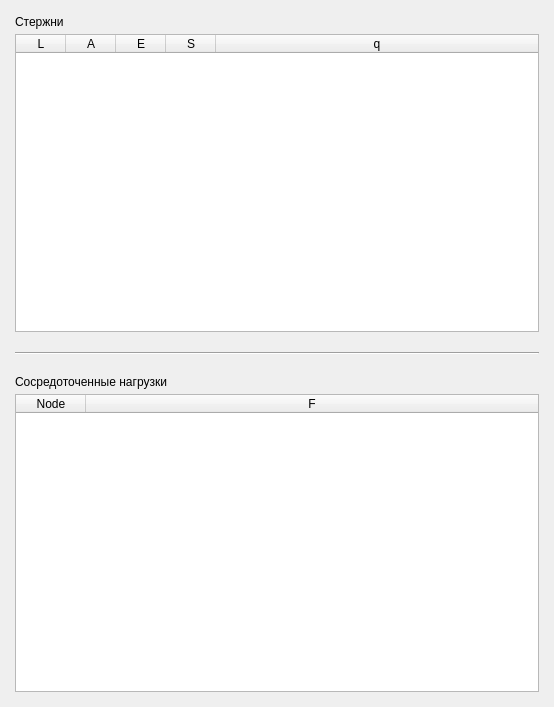
Old version of the form sidebarwidget.ui in the repository sm4ll-3gg/USCAD.
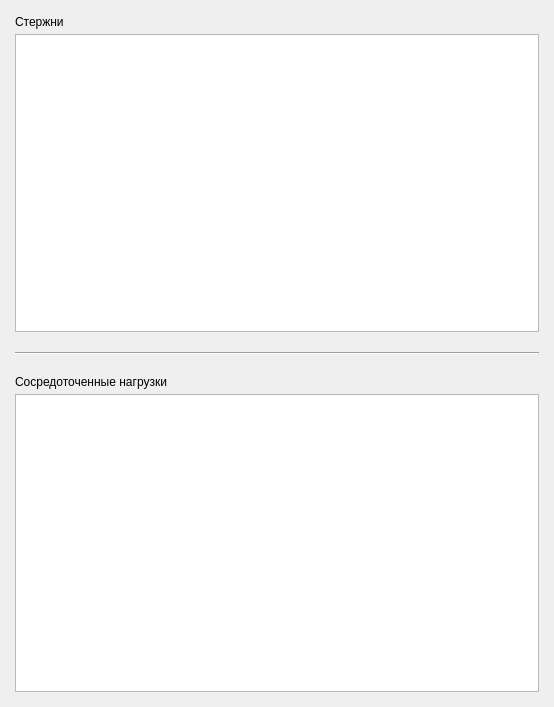
New version of the form.

```diff
--- a/sidebarwidget.ui
+++ b/sidebarwidget.ui
@@ -45,7 +45,7 @@
       </widget>
      </item>
      <item>
-      <widget class="QTableWidget" name="coresTable">
+      <widget class="QTableView" name="coresTable">
        <property name="editTriggers">
         <set>QAbstractItemView::NoEditTriggers</set>
        </property>
@@ -61,34 +61,18 @@
        <attribute name="horizontalHeaderDefaultSectionSize">
         <number>50</number>
        </attribute>
+       <attribute name="horizontalHeaderHighlightSections">
+        <bool>true</bool>
+       </attribute>
+       <attribute name="horizontalHeaderMinimumSectionSize">
+        <number>50</number>
+       </attribute>
        <attribute name="horizontalHeaderStretchLastSection">
         <bool>true</bool>
        </attribute>
-       <column>
-        <property name="text">
-         <string>L</string>
-        </property>
-       </column>
-       <column>
-        <property name="text">
-         <string>A</string>
-        </property>
-       </column>
-       <column>
-        <property name="text">
-         <string>E</string>
-        </property>
-       </column>
-       <column>
-        <property name="text">
-         <string>S</string>
-        </property>
-       </column>
-       <column>
-        <property name="text">
-         <string>q</string>
-        </property>
-       </column>
+       <attribute name="verticalHeaderCascadingSectionResizes">
+        <bool>true</bool>
+       </attribute>
       </widget>
      </item>
     </layout>
@@ -113,35 +97,16 @@
       </widget>
      </item>
      <item>
-      <widget class="QTableWidget" name="loadsTable">
-       <property name="maximumSize">
-        <size>
-         <width>16777215</width>
-         <height>16777215</height>
-        </size>
-       </property>
-       <property name="editTriggers">
-        <set>QAbstractItemView::DoubleClicked|QAbstractItemView::EditKeyPressed</set>
-       </property>
+      <widget class="QTableView" name="loadsTable">
        <attribute name="horizontalHeaderDefaultSectionSize">
-        <number>70</number>
+        <number>50</number>
+       </attribute>
+       <attribute name="horizontalHeaderMinimumSectionSize">
+        <number>50</number>
        </attribute>
        <attribute name="horizontalHeaderStretchLastSection">
         <bool>true</bool>
        </attribute>
-       <attribute name="verticalHeaderVisible">
-        <bool>false</bool>
-       </attribute>
-       <column>
-        <property name="text">
-         <string>Node</string>
-        </property>
-       </column>
-       <column>
-        <property name="text">
-         <string>F</string>
-        </property>
-       </column>
       </widget>
      </item>
     </layout>
```
Left out of the diff: 3 changed lines with no effect on the pictures.
